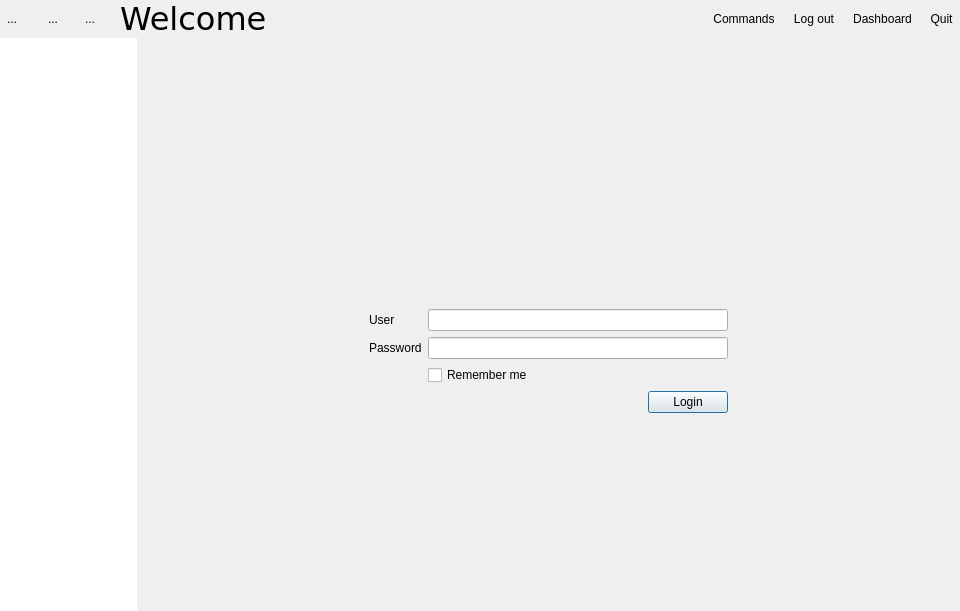
Old version of the form Include/imtgui/CThumbnailDecoratorGuiComp.ui in the repository ImagingTools/ImtCore.
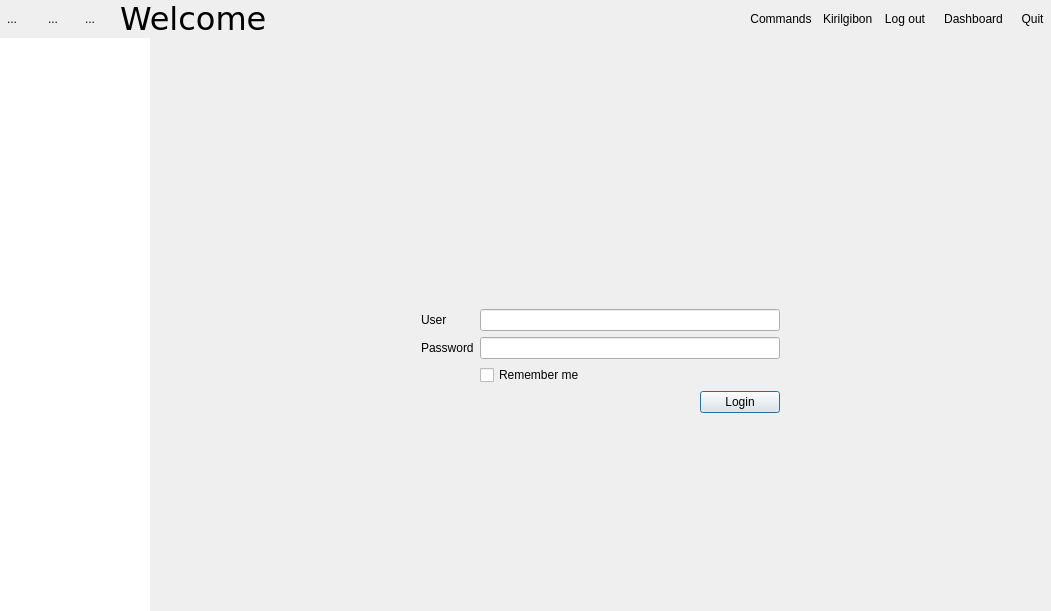
New version of the form. Icons and pictures are not drawn.

Patch:
```diff
--- a/Include/imtgui/CThumbnailDecoratorGuiComp.ui
+++ b/Include/imtgui/CThumbnailDecoratorGuiComp.ui
@@ -6,7 +6,7 @@
    <rect>
     <x>0</x>
     <y>0</y>
-    <width>960</width>
+    <width>1051</width>
     <height>611</height>
    </rect>
   </property>
@@ -315,6 +315,13 @@
             </property>
            </widget>
           </item>
+          <item>
+           <widget class="QLabel" name="UserNameLabel">
+            <property name="text">
+             <string>Kirilgibon</string>
+            </property>
+           </widget>
+          </item>
           <item>
            <widget class="QToolButton" name="LoginControlButton">
             <property name="text">
```
Left out of the diff: 5 changed lines with no effect on the pictures.
